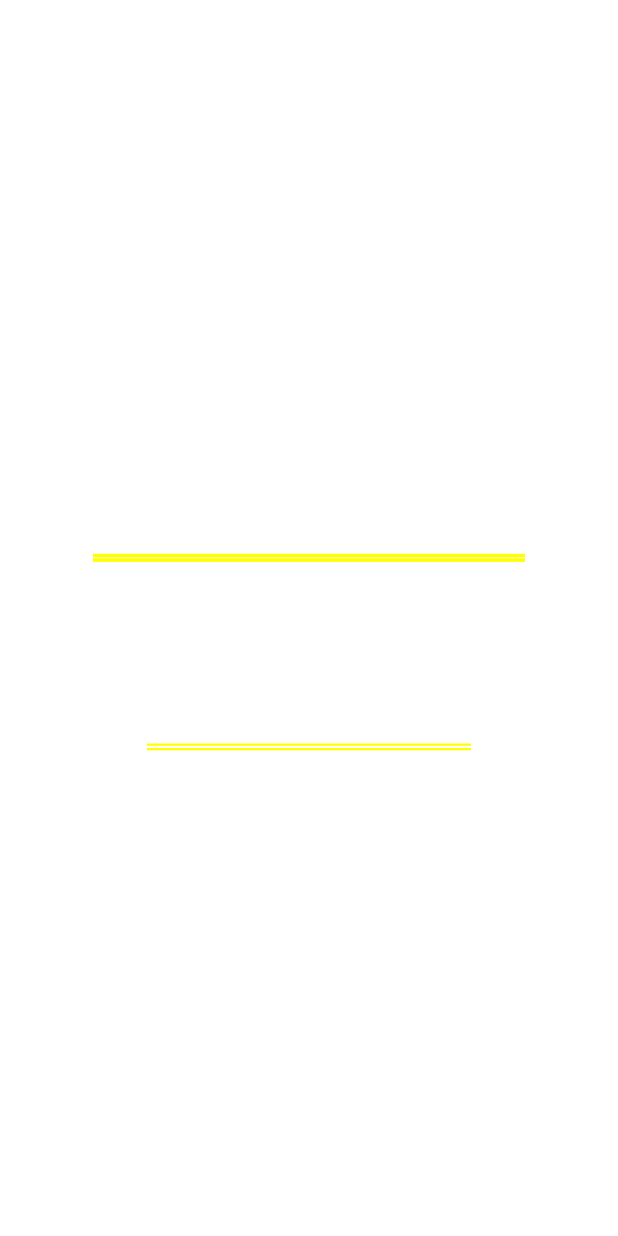
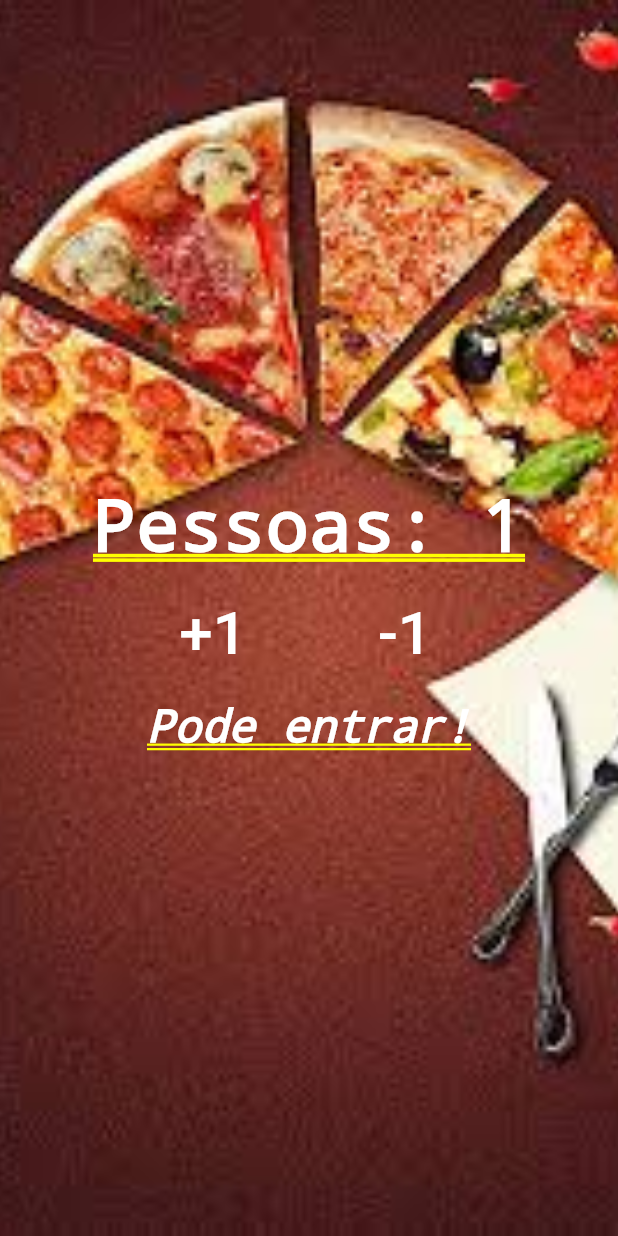
Before and after one commit to gleydsonlins10/contadorPessoa, a Flutter app: the screen it shows after launch, after a tap on "+1", on a phone screen of 412 x 824 dp. Run offline on Flutter 3.47's test engine with Material 2 defaults, Android fonts, the phone set to English and light mode, and no system bars.

Commit message:
Inclusão de imagem e comportamento dos botões de adicionar e remover pessoas

```diff
--- a/lib/main.dart
+++ b/lib/main.dart
@@ -3,10 +3,46 @@ import 'package:flutter/material.dart';
 void main() {
   runApp(MaterialApp(
     title: "Contador de Pessoas",
-    home: Column(
+    home: Home()
+  ));
+}
+
+  class Home extends StatefulWidget {
+    @override
+    _HomeState createState() => _HomeState();
+  }
+
+  class _HomeState extends State<Home> {
+
+  int _people = 0;
+  String _infoText = "Pode entrar";
+
+  void _changePeople(int people) {
+      setState(() {
+        _people += people;
+
+        if(_people < 0) {
+          _infoText = "Tu tirou essa pessoa de onde?";
+        }else if(_people <= 10){
+          _infoText = "Pode entrar!";
+        }else {
+          _infoText = "Lotado";
+        }
+      });
+  }
+    @override
+    Widget build(BuildContext context) {
+      return Stack(
+                children: <Widget>[
+                Image.asset(
+                "images/restaurante.png",
+                fit: BoxFit.cover,
+                height: 1000.0,
+                ),
+                Column(
                 mainAxisAlignment: MainAxisAlignment.center,
                 children: <Widget>[
-        Text("Pessoas: 0",
+                Text("Pessoas: $_people",
                 style: TextStyle(
                 color: Colors.white,
                 fontWeight: FontWeight.bold
@@ -19,19 +55,19 @@ void main() {
                 padding: EdgeInsets.all(20.0),
                 child:  FlatButton(
                 child: Text("+1", style: TextStyle(fontSize: 40.0, color: Colors.white)),
-                onPressed: () {},
+            onPressed: () { _changePeople(1);},
             ),
             ),
             Padding(
             padding: EdgeInsets.all(20.0),
             child:  FlatButton(
             child: Text("-1", style: TextStyle(fontSize: 40.0, color: Colors.white)),
-                onPressed: () {},
+            onPressed: () { _changePeople(-1);},
             ),
             ),
             ],
             ),
-        Text("Pode Entrar!",
+            Text(_infoText,
             style: TextStyle(
             color: Colors.white,
             fontStyle: FontStyle.italic,
@@ -40,6 +76,7 @@ void main() {
             ),
             ]
             )
-  ));
-
+            ],
+            );
     }
+  }
--- a/pubspec.yaml
+++ b/pubspec.yaml
@@ -44,7 +44,8 @@ flutter:
   # assets:
   #  - images/a_dot_burr.jpeg
   #  - images/a_dot_ham.jpeg
-
+  assets:
+    - images/restaurante.png
   # An image asset can refer to one or more resolution-specific "variants", see
   # https://flutter.dev/assets-and-images/#resolution-aware.
 
```
Also changed, not shown: images/restaurante.png. Lines whose indentation alone changed are shown as unchanged.
